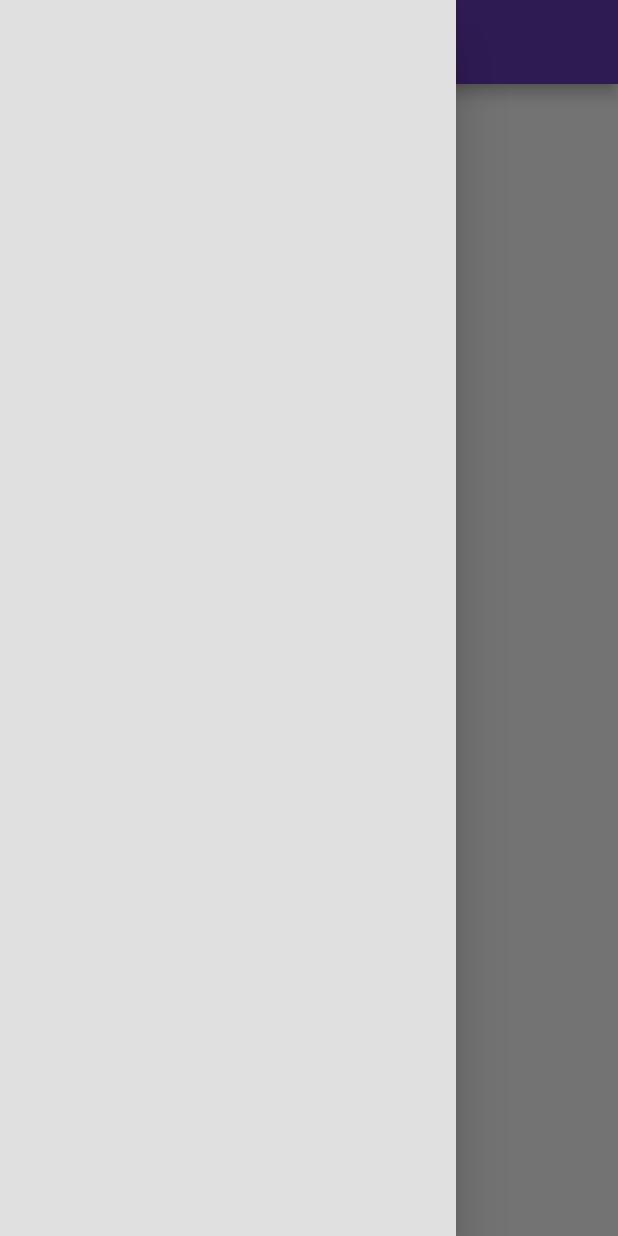
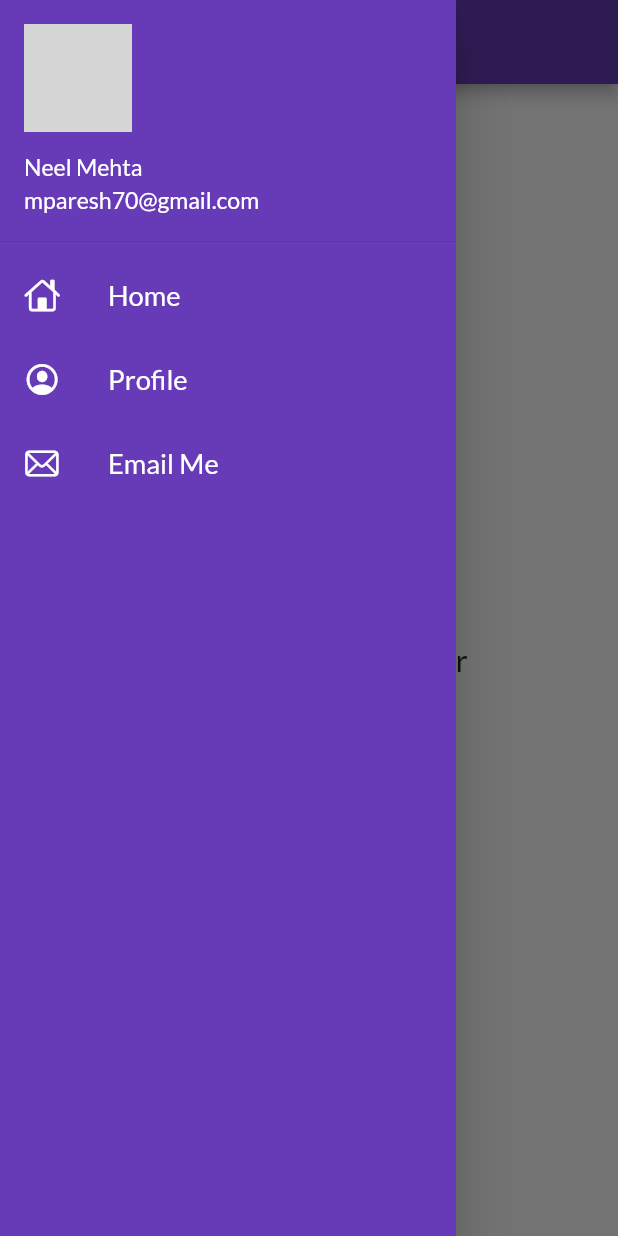
Before and after one commit to neel-mehta14/flutterlearn, a Flutter app: the HomePage screen opened directly, with the side drawer open, on a phone screen of 412 x 824 dp. Run offline on Flutter 3.47's test engine with Material 2 defaults, Android fonts, the phone set to English and light mode, and no system bars; our stand-ins replace google_fonts; network calls fail; grey boxes are pictures that could not be loaded.

Commit message:
day8 completed

```diff
--- a/fifth/lib/main.dart
+++ b/fifth/lib/main.dart
@@ -21,7 +21,8 @@ class MyApp extends StatelessWidget {
       darkTheme: ThemeData(
         brightness: Brightness.light,
       ),
-      initialRoute: '/login',
+      debugShowMaterialGrid: false,
+      initialRoute: '/home',
       routes: {
         MyRoutes.homeRoute: (context) => HomePage(),
         MyRoutes.loginRoute: (context) => LoginPage(),
--- a/fifth/lib/pages/home_page.dart
+++ b/fifth/lib/pages/home_page.dart
@@ -1,3 +1,4 @@
+import 'package:fifth/widgets/drawer.dart';
 import 'package:flutter/material.dart';
 
 // ignore_for_file: prefer_const_constructors
@@ -13,14 +14,13 @@ class HomePage extends StatelessWidget {
       ),
       body: Center(
         child: Container(
-          child: Text('Hello welcome to flutter'),
+          child: Text(
+            'Hello welcome to flutter',
+            style: TextStyle(fontSize: 20),
+          ),
         ),
       ),
-      drawer: Drawer(
-        child: Container(
-          color: Colors.grey[300],
-        ),
-      ),
+      drawer: MyDrawer(),
     );
   }
 }
--- /dev/null
+++ b/fifth/lib/widgets/drawer.dart
@@ -0,0 +1,77 @@
+import 'dart:ui';
+
+import 'package:flutter/cupertino.dart';
+import 'package:flutter/material.dart';
+
+// ignore_for_file: prefer_const_constructors
+class MyDrawer extends StatelessWidget {
+  @override
+  Widget build(BuildContext context) {
+    final imageUrl =
+        "https://cdn-calhn.nitrocdn.com/ifARGzdUfINYCCGHgoeylPYAZRmgnbge/assets/static/optimized/wp-content/uploads/2021/03/462400cdab54208ed73d97733de9972f.intimacy-with-god.jpg";
+    return Drawer(
+      child: Container(
+        color: Colors.deepPurple,
+        child: ListView(
+          padding: EdgeInsets.zero,
+          children: [
+            DrawerHeader(
+              padding: EdgeInsets.zero,
+              child: UserAccountsDrawerHeader(
+                margin: EdgeInsets.zero,
+                accountName: Text(
+                  "Neel Mehta",
+                  textScaleFactor: 1.1,
+                ),
+                accountEmail: Text(
+                  "mparesh70@gmail.com",
+                  textScaleFactor: 1.1,
+                ),
+                currentAccountPicture: CircleAvatar(
+                  backgroundImage: NetworkImage(imageUrl),
+                ),
+              ),
+            ),
+            ListTile(
+              leading: Icon(
+                CupertinoIcons.home,
+                color: Colors.white,
+              ),
+              title: Text(
+                "Home",
+                textScaleFactor: 1.3,
+                style: TextStyle(
+                  color: Colors.white,
+                ),
+              ),
+            ),
+            ListTile(
+              leading: Icon(
+                CupertinoIcons.profile_circled,
+                color: Colors.white,
+              ),
+              title: Text(
+                "Profile",
+                textScaleFactor: 1.3,
+                style: TextStyle(
+                  color: Colors.white,
+                ),
+              ),
+            ),
+            ListTile(
+              leading: Icon(
+                CupertinoIcons.mail,
+                color: Colors.white,
+              ),
+              title: Text(
+                "Email Me",
+                textScaleFactor: 1.3,
+                style: TextStyle(color: Colors.white),
+              ),
+            ),
+          ],
+        ),
+      ),
+    );
+  }
+}
--- a/fourth/lib/main.dart
+++ b/fourth/lib/main.dart
@@ -1,4 +1,5 @@
 import 'package:flutter/material.dart';
+// ignore_for_file: prefer_const_constructors
 import 'package:fourth/pages/home_page.dart';
 import 'package:fourth/pages/login_page.dart';
 import 'package:google_fonts/google_fonts.dart';
--- a/fourth/lib/pages/home_page.dart
+++ b/fourth/lib/pages/home_page.dart
@@ -1,5 +1,6 @@
 import 'package:flutter/material.dart';
 
+// ignore_for_file: prefer_const_constructors
 class HomePage extends StatelessWidget {
   @override
   Widget build(BuildContext context) {
--- a/fourth/pubspec.yaml
+++ b/fourth/pubspec.yaml
@@ -35,6 +35,7 @@ dependencies:
   # Use with the CupertinoIcons class for iOS style icons.
   cupertino_icons: ^1.0.2
   google_fonts: ^2.1.0
+  dynamic_fonts: ^2.0.0
 
 dev_dependencies:
   flutter_test:
--- a/third/lib/main.dart
+++ b/third/lib/main.dart
@@ -26,7 +26,7 @@ class MyApp extends StatelessWidget {
       initialRoute: "/login",
       routes: {
         "/login": (context) => LoginPage(),
-        //"/": (context) => HomePage(),
+        //  "/": (context) => HomePage(),
       },
     );
   }
```
Also changed, not shown: fifth/lib/pages/login_page.dart (+76 -14 lines), fourth/lib/pages/login_page.dart (+21 -4 lines), fifth/assets/images/hey.png (added), fourth/pubspec.lock, 5 other files.
